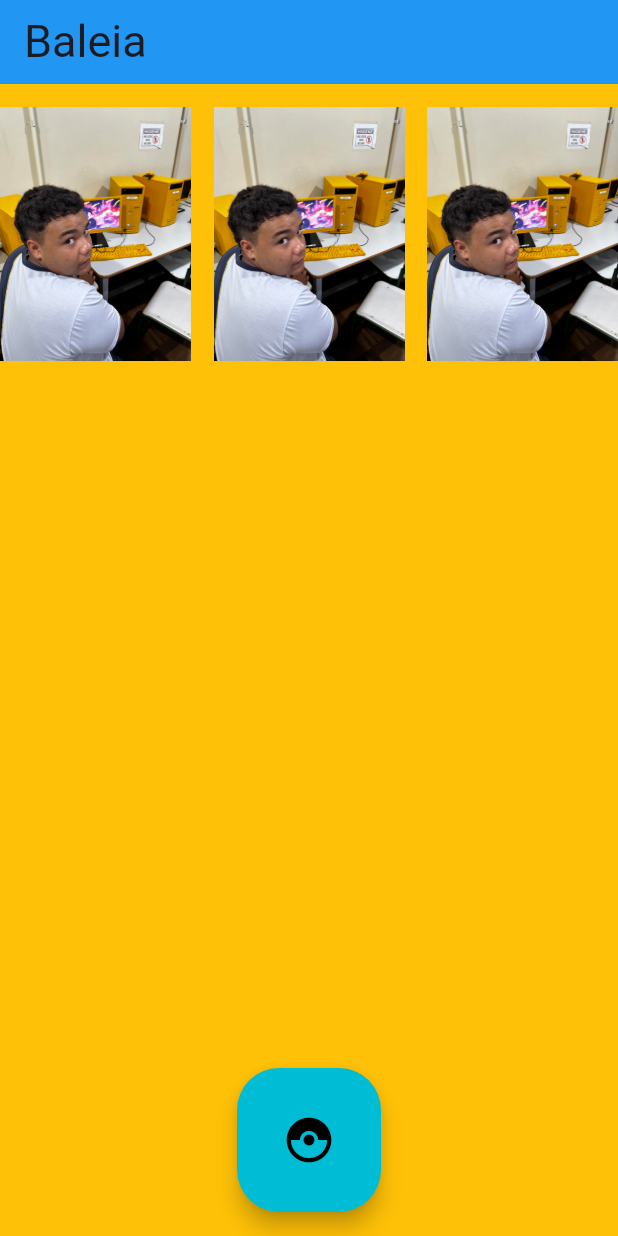
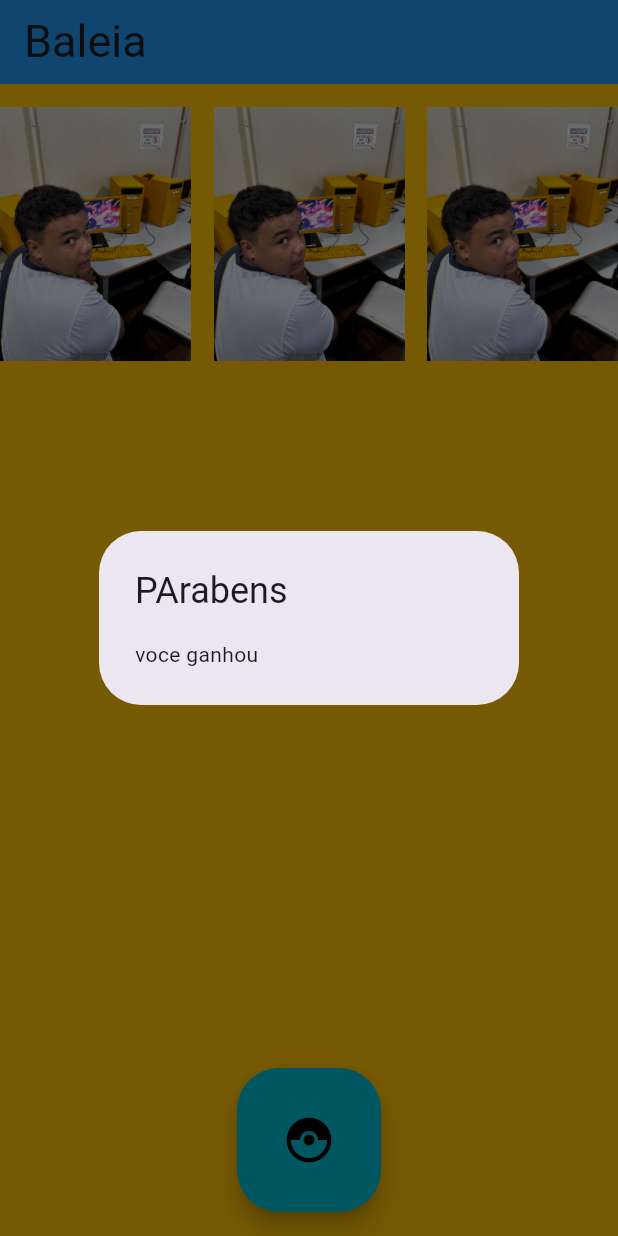
Before and after one commit to dsheitorfurtado/sorteador, a Flutter app: the screen it shows after launch, after a tap on the "catching pokemon" icon, on a phone screen of 412 x 824 dp. Run offline on Flutter 3.47's test engine with Material 3 defaults, Android fonts, the phone set to English and light mode, and no system bars.

Commit message:
ultima aula

```diff
--- a/lib/telas/tela_principal.dart
+++ b/lib/telas/tela_principal.dart
@@ -67,7 +67,15 @@ class _HomePageState extends State<HomePage> {
             imagemSelecionada[2] = Random().nextInt(images.length);
           });
 
-
+          if (imagemSelecionada[0] == imagemSelecionada[1] && imagemSelecionada[1] == imagemSelecionada[2]) {
+            showDialog(
+              context: context,
+              builder: (context) => AlertDialog(
+                title: Text("PArabens"),
+                content: Text("voce ganhou"),
+              )
+            );
+          }
 
         },
         child: Icon(Icons.catching_pokemon),
```
